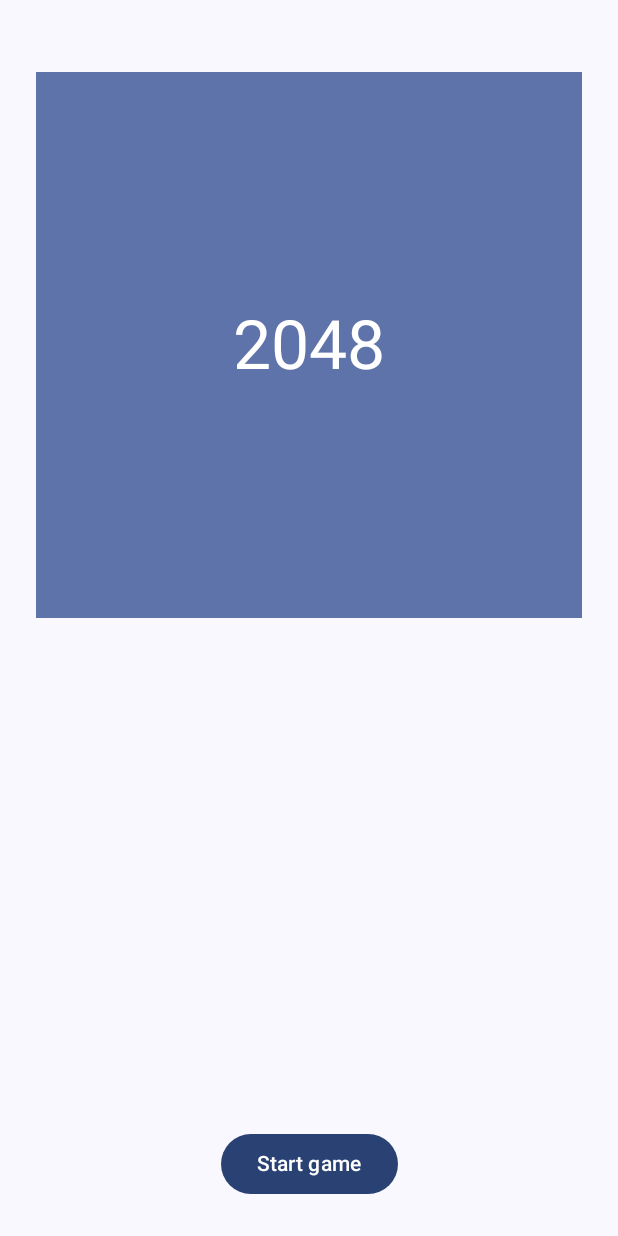
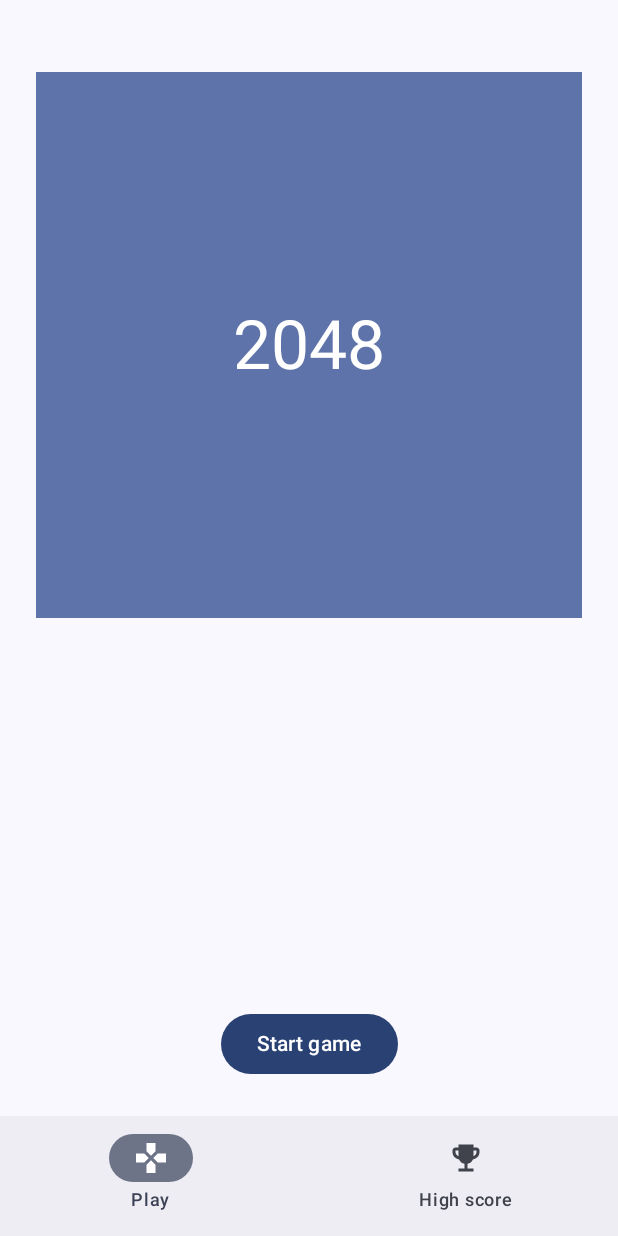
Before and after one commit to christianzoeller/sliding-numbers, an Android app built with Jetpack Compose: the screen it shows after launch (MainActivity), on a phone screen of 412 x 824 dp. Run offline under Robolectric (Android 15) with nearby library versions, the phone set to English and light mode, and no system bars; our stand-ins replace Dagger/Hilt's generated code, Room's generated code; 1 statement that could not run was skipped.

Commit message:
Set up simple bottom navigation

```diff
--- a/app/src/main/java/christianzoeller/slidingnumbers/NavigationGraph.kt
+++ b/app/src/main/java/christianzoeller/slidingnumbers/NavigationGraph.kt
@@ -7,14 +7,24 @@ import androidx.navigation.compose.composable
 import androidx.navigation.compose.rememberNavController
 import christianzoeller.slidingnumbers.feature.game.GameScreen
 import christianzoeller.slidingnumbers.feature.game.GameViewModel
+import christianzoeller.slidingnumbers.feature.results.overview.ResultsOverviewScreen
+import christianzoeller.slidingnumbers.feature.results.overview.ResultsOverviewViewModel
 
 @Composable
 fun NavigationGraph() {
     val navController = rememberNavController()
-    NavHost(navController = navController, startDestination = "game") {
-        composable("game") {
+    NavHost(
+        navController = navController,
+        startDestination = Screen.Game.route
+    ) {
+        composable(Screen.Game.route) {
             val viewModel = hiltViewModel<GameViewModel>()
-            GameScreen(viewModel)
+            GameScreen(navController, viewModel)
+        }
+
+        composable(Screen.Results.route) {
+            val viewModel = hiltViewModel<ResultsOverviewViewModel>()
+            ResultsOverviewScreen(navController, viewModel)
         }
     }
 }
--- /dev/null
+++ b/app/src/main/java/christianzoeller/slidingnumbers/Screen.kt
@@ -0,0 +1,32 @@
+package christianzoeller.slidingnumbers
+
+import androidx.annotation.DrawableRes
+import androidx.annotation.StringRes
+
+sealed class Screen(
+    val route: String,
+    @StringRes val labelId: Int
+) {
+    data object Game : BottomNavigationTarget(
+        route = "game",
+        labelId = R.string.game_tab_label,
+        navigationIcon = R.drawable.baseline_gamepad_24,
+        navigationIconDescription = R.string.game_tab_icon_description
+    )
+
+    data object Results : BottomNavigationTarget(
+        route = "results",
+        labelId = R.string.results_tab_label,
+        navigationIcon = R.drawable.baseline_emoji_events_24,
+        navigationIconDescription = R.string.results_tab_icon_description
+    )
+}
+
+sealed class BottomNavigationTarget(
+    route: String,
+    @StringRes labelId: Int,
+    @DrawableRes val navigationIcon: Int,
+    @StringRes val navigationIconDescription: Int
+) : Screen(route, labelId)
+
+val bottomBarTargets = listOf(Screen.Game, Screen.Results)
--- a/app/src/main/java/christianzoeller/slidingnumbers/feature/game/GameScreen.kt
+++ b/app/src/main/java/christianzoeller/slidingnumbers/feature/game/GameScreen.kt
@@ -6,15 +6,19 @@ import androidx.compose.material3.Scaffold
 import androidx.compose.runtime.Composable
 import androidx.compose.ui.Modifier
 import androidx.lifecycle.compose.collectAsStateWithLifecycle
+import androidx.navigation.NavHostController
+import androidx.navigation.compose.rememberNavController
 import christianzoeller.slidingnumbers.feature.game.model.SwipeDirection
 import christianzoeller.slidingnumbers.feature.game.ui.GameFinishedView
 import christianzoeller.slidingnumbers.feature.game.ui.GameNotStartedView
 import christianzoeller.slidingnumbers.feature.game.ui.GameRunningView
+import christianzoeller.slidingnumbers.ui.components.BottomNavigationBar
 import christianzoeller.slidingnumbers.ui.theme.SlidingNumbersTheme
 import christianzoeller.slidingnumbers.ui.tooling.CompactPreview
 
 @Composable
 fun GameScreen(
+    navController: NavHostController,
     viewModel: GameViewModel
 ) {
     val state = viewModel.state.collectAsStateWithLifecycle(
@@ -23,6 +27,7 @@ fun GameScreen(
     )
 
     GameScreen(
+        navController = navController,
         state = state.value,
         onStart = viewModel::onStart,
         onSwipe = viewModel::onSwipe,
@@ -32,12 +37,17 @@ fun GameScreen(
 
 @Composable
 private fun GameScreen(
+    navController: NavHostController,
     state: GameState,
     onStart: () -> Unit,
     onSwipe: (SwipeDirection) -> Unit,
     onRestart: () -> Unit
 ) {
-    Scaffold { contentPadding ->
+    Scaffold(
+        bottomBar = {
+            BottomNavigationBar(navController = navController)
+        }
+    ) { contentPadding ->
         val contentModifier = Modifier
             .padding(contentPadding)
             .fillMaxWidth()
@@ -76,6 +86,7 @@ private fun GameScreen(
 @Composable
 fun GameScreen_NotStarted_Preview() = SlidingNumbersTheme {
     GameScreen(
+        navController = rememberNavController(),
         state = GameState(status = GameStatus.NotStarted),
         onStart = {},
         onSwipe = {},
@@ -87,6 +98,7 @@ fun GameScreen_NotStarted_Preview() = SlidingNumbersTheme {
 @Composable
 fun GameScreen_Running_Preview() = SlidingNumbersTheme {
     GameScreen(
+        navController = rememberNavController(),
         state = GameState(status = GameStatus.Running),
         onStart = {},
         onSwipe = {},
@@ -98,6 +110,7 @@ fun GameScreen_Running_Preview() = SlidingNumbersTheme {
 @Composable
 fun GameScreen_Finished_Preview() = SlidingNumbersTheme {
     GameScreen(
+        navController = rememberNavController(),
         state = GameState(status = GameStatus.Finished),
         onStart = {},
         onSwipe = {},
--- a/app/src/main/java/christianzoeller/slidingnumbers/feature/results/overview/ResultsOverviewViewModel.kt
+++ b/app/src/main/java/christianzoeller/slidingnumbers/feature/results/overview/ResultsOverviewViewModel.kt
@@ -3,11 +3,13 @@ package christianzoeller.slidingnumbers.feature.results.overview
 import androidx.lifecycle.ViewModel
 import androidx.lifecycle.viewModelScope
 import christianzoeller.slidingnumbers.repository.GameResultRepository
+import dagger.hilt.android.lifecycle.HiltViewModel
 import kotlinx.coroutines.flow.MutableStateFlow
 import kotlinx.coroutines.flow.asStateFlow
 import kotlinx.coroutines.launch
 import javax.inject.Inject
 
+@HiltViewModel
 class ResultsOverviewViewModel @Inject constructor(
     private val gameResultRepository: GameResultRepository
 ): ViewModel() {
--- /dev/null
+++ b/app/src/main/java/christianzoeller/slidingnumbers/ui/components/BottomNavigationBar.kt
@@ -0,0 +1,63 @@
+package christianzoeller.slidingnumbers.ui.components
+
+import androidx.compose.material3.Icon
+import androidx.compose.material3.NavigationBar
+import androidx.compose.material3.NavigationBarItem
+import androidx.compose.material3.Text
+import androidx.compose.runtime.Composable
+import androidx.compose.runtime.getValue
+import androidx.compose.ui.res.painterResource
+import androidx.compose.ui.res.stringResource
+import androidx.navigation.NavDestination.Companion.hierarchy
+import androidx.navigation.NavGraph.Companion.findStartDestination
+import androidx.navigation.NavHostController
+import androidx.navigation.compose.currentBackStackEntryAsState
+import androidx.navigation.compose.rememberNavController
+import christianzoeller.slidingnumbers.bottomBarTargets
+import christianzoeller.slidingnumbers.ui.theme.SlidingNumbersTheme
+import christianzoeller.slidingnumbers.ui.tooling.CompactPreview
+
+@Composable
+fun BottomNavigationBar(
+    navController: NavHostController
+) {
+    val navBackStackEntry by navController.currentBackStackEntryAsState()
+    val currentDestination = navBackStackEntry?.destination
+
+    NavigationBar {
+        bottomBarTargets.forEach { screen ->
+            NavigationBarItem(
+                selected = currentDestination?.hierarchy?.any { it.route == screen.route } == true,
+                onClick = {
+                    navController.navigate(screen.route) {
+                        // Pop up to the start destination of the graph to
+                        // avoid building up a large stack of destinations
+                        // on the back stack as users select items
+                        popUpTo(navController.graph.findStartDestination().id) {
+                            saveState = true
+                        }
+                        // Avoid multiple copies of the same destination when
+                        // reselecting the same item
+                        launchSingleTop = true
+                        // Restore state when reselecting a previously selected item
+                        restoreState = true
+                    }
+                },
+                icon = {
+                    Icon(
+                        painter = painterResource(id = screen.navigationIcon),
+                        contentDescription = stringResource(id = screen.navigationIconDescription)
+                    )
+                },
+                label = { Text(text = stringResource(id = screen.labelId)) }
+            )
+        }
+    }
+}
+
+@CompactPreview
+@Composable
+private fun BottomNavigationBar_Preview() = SlidingNumbersTheme {
+    val navController = rememberNavController()
+    BottomNavigationBar(navController)
+}
--- /dev/null
+++ b/app/src/main/res/drawable/baseline_emoji_events_24.xml
@@ -0,0 +1,5 @@
+<vector xmlns:android="http://schemas.android.com/apk/res/android" android:height="24dp" android:tint="#000000" android:viewportHeight="24" android:viewportWidth="24" android:width="24dp">
+
+    <path android:fillColor="@android:color/white" android:pathData="M19,5h-2V3H7v2H5C3.9,5 3,5.9 3,7v1c0,2.55 1.92,4.63 4.39,4.94c0.63,1.5 1.98,2.63 3.61,2.96V19H7v2h10v-2h-4v-3.1c1.63,-0.33 2.98,-1.46 3.61,-2.96C19.08,12.63 21,10.55 21,8V7C21,5.9 20.1,5 19,5zM5,8V7h2v3.82C5.84,10.4 5,9.3 5,8zM19,8c0,1.3 -0.84,2.4 -2,2.82V7h2V8z"/>
+
+</vector>
--- /dev/null
+++ b/app/src/main/res/drawable/baseline_gamepad_24.xml
@@ -0,0 +1,5 @@
+<vector xmlns:android="http://schemas.android.com/apk/res/android" android:height="24dp" android:tint="#000000" android:viewportHeight="24" android:viewportWidth="24" android:width="24dp">
+
+    <path android:fillColor="@android:color/white" android:pathData="M15,7.5V2H9v5.5l3,3 3,-3zM7.5,9H2v6h5.5l3,-3 -3,-3zM9,16.5V22h6v-5.5l-3,-3 -3,3zM16.5,9l-3,3 3,3H22V9h-5.5z"/>
+
+</vector>
--- a/app/src/main/res/values/strings.xml
+++ b/app/src/main/res/values/strings.xml
@@ -3,4 +3,8 @@
 	<string name="results_overview_empty_disclaimer">No scores yet.\nStart your first game now!</string>
 	<string name="results_overview_empty_play_now">Play now!</string>
 	<string name="results_overview_header">Your scores</string>
+	<string name="game_tab_label">Play</string>
+	<string name="results_tab_label">High score</string>
+	<string name="game_tab_icon_description">Go play a game</string>
+	<string name="results_tab_icon_description">Go to your high scores</string>
 </resources>
```
Also changed, not shown: app/src/main/java/christianzoeller/slidingnumbers/feature/results/overview/ResultsOverviewScreen.kt (+12 -0 lines).
